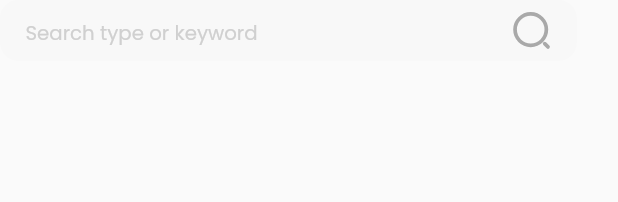
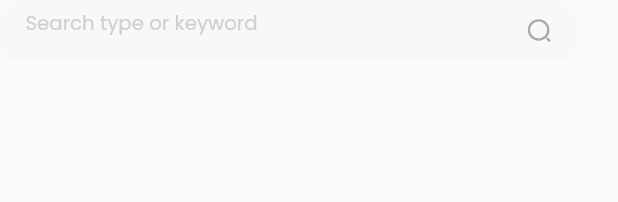
Before and after one commit to gokomurodokomodo/flutter_aitriage, a Flutter app: the BaseSearchBarTablet widget shown alone on an empty page, opened directly, on a phone screen of 412 x 824 dp. Shown: the top 202 px of the screen. Run offline on Flutter 3.47's test engine with Material 2 defaults, Android fonts, the phone set to English and light mode, and no system bars; our stand-ins replace dio, flutter_screenutil, flutter_secure_storage, flutter_svg, get, get_storage and 3 more; accounts and stored records are empty.

Commit message:
refactor searchbar

```diff
--- a/lib/aitriage_core/ui/widget/base_search_bar_tablet.dart
+++ b/lib/aitriage_core/ui/widget/base_search_bar_tablet.dart
@@ -39,21 +39,24 @@ class _SearchState extends State<BaseSearchBarTablet>{
           borderRadius: BorderRadius.circular(12.r)
       ),
       child: Row(
-        mainAxisSize: MainAxisSize.min,
         children: [
           Expanded(
+            child: SizedBox(
+              height: widget.height ?? 40.h,
               child: TextField(
                 onChanged: widget.onTextChange,
                 decoration: InputDecoration(
                     hintText: widget.hintText,
+                    contentPadding: EdgeInsets.only(top: 2.h),
                     border: InputBorder.none,
                     isDense: true,
                     isCollapsed: true,
-                  hintStyle: AppStyle.styleHintTextSearchBar
+                    hintStyle: AppStyle.styleHintTextSearchBar,
                 ),
               ).paddingOnly(left: 16),
             ),
-          widget.shouldShowSearchIcon ? SvgIconWidget(name: AppImage.svgSearch).paddingOnly(right: 16) : const SizedBox(),
+          ),
+          widget.shouldShowSearchIcon ? SvgIconWidget(name: AppImage.svgSearch, size: 16.h,).paddingOnly(right: 16) : const SizedBox(),
         ],
       ),
     );
```
Lines whose indentation alone changed are shown as unchanged.
